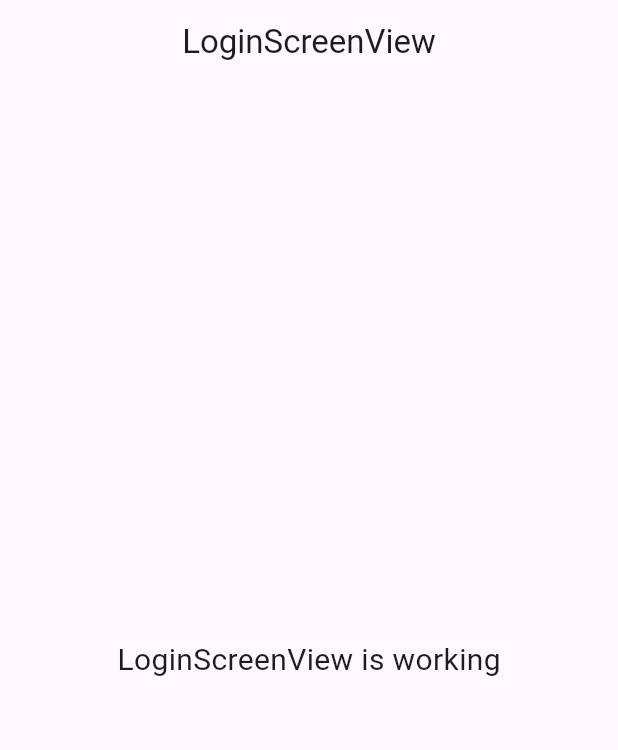
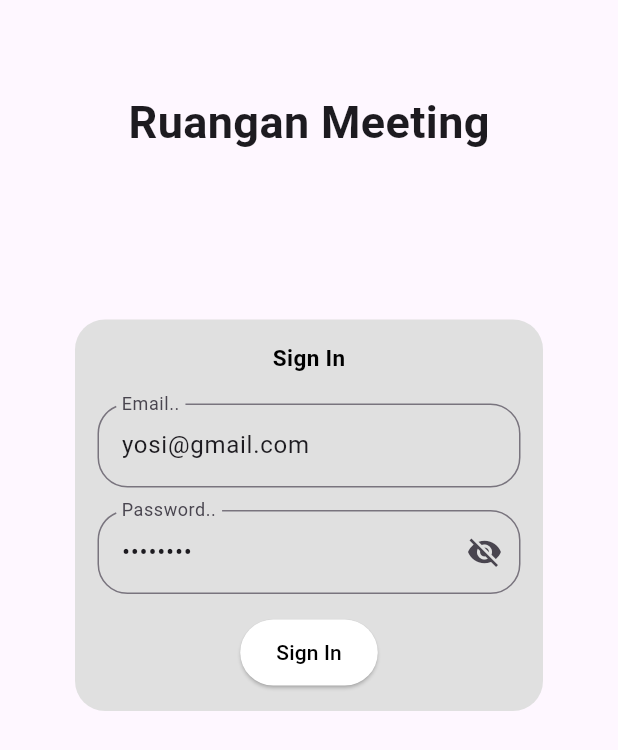
Before and after one commit to iqbalsuwandi20/meeting-rooms, a Flutter app: the screen it shows after launch, after a tap on "Next", on a phone screen of 412 x 824 dp. Shown: the top 750 px of the screen. Run offline on Flutter 3.47's test engine with Material 3 defaults, Android fonts, the phone set to English and light mode, and no system bars; our stand-ins replace get; network calls fail.

Commit message:
berhasil membuat login screen

```diff
--- a/lib/app/modules/login_screen/views/login_screen_view.dart
+++ b/lib/app/modules/login_screen/views/login_screen_view.dart
@@ -1,23 +1,114 @@
 import 'package:flutter/material.dart';
-
 import 'package:get/get.dart';
 
 import '../controllers/login_screen_controller.dart';
 
 class LoginScreenView extends GetView<LoginScreenController> {
   const LoginScreenView({super.key});
+
   @override
   Widget build(BuildContext context) {
     return Scaffold(
-      appBar: AppBar(
-        title: const Text('LoginScreenView'),
-        centerTitle: true,
-      ),
-      body: const Center(
-        child: Text(
-          'LoginScreenView is working',
-          style: TextStyle(fontSize: 20),
-        ),
+      body: ListView(
+        padding: EdgeInsets.all(50),
+        children: [
+          Padding(
+            padding: const EdgeInsets.all(10),
+            child: Center(
+              child: Text(
+                "Ruangan Meeting",
+                style: TextStyle(
+                  fontSize: 30,
+                  fontWeight: FontWeight.bold,
+                ),
+              ),
+            ),
+          ),
+          SizedBox(height: 100),
+          Container(
+            padding: EdgeInsets.all(15),
+            decoration: BoxDecoration(
+              color: Colors.grey[300],
+              borderRadius: BorderRadius.circular(20),
+            ),
+            child: Column(
+              mainAxisAlignment: MainAxisAlignment.center,
+              children: [
+                Text(
+                  "Sign In",
+                  style: TextStyle(
+                    color: Colors.black,
+                    fontWeight: FontWeight.bold,
+                    fontSize: 15,
+                  ),
+                ),
+                SizedBox(height: 20),
+                TextField(
+                  controller: controller.emailC,
+                  autocorrect: false,
+                  textInputAction: TextInputAction.next,
+                  decoration: InputDecoration(
+                    labelText: "Email..",
+                    border: OutlineInputBorder(
+                      borderRadius: BorderRadius.circular(20),
+                    ),
+                  ),
+                ),
+                SizedBox(height: 15),
+                Obx(() {
+                  return TextField(
+                    controller: controller.passC,
+                    autocorrect: false,
+                    obscureText:
+                        controller.isPasswordHidden.value, // Visibility control
+                    textInputAction: TextInputAction.done,
+                    decoration: InputDecoration(
+                      labelText: "Password..",
+                      border: OutlineInputBorder(
+                        borderRadius: BorderRadius.circular(20),
+                      ),
+                      suffixIcon: IconButton(
+                        icon: Icon(
+                          // Menampilkan ikon yang sesuai
+                          controller.isPasswordHidden.value
+                              ? Icons.visibility_off
+                              : Icons.visibility,
+                        ),
+                        onPressed: () {
+                          controller
+                              .togglePasswordVisibility(); // Toggle visibility
+                        },
+                      ),
+                    ),
+                  );
+                }),
+                SizedBox(height: 15),
+                Obx(
+                  () {
+                    return ElevatedButton(
+                      onPressed: () async {
+                        if (controller.isLoading.isFalse) {
+                          controller.login();
+                        }
+                      },
+                      style: ElevatedButton.styleFrom(
+                        padding:
+                            EdgeInsets.symmetric(horizontal: 24, vertical: 12),
+                        backgroundColor: Colors.white,
+                      ),
+                      child: Text(
+                        controller.isLoading.isFalse ? 'Sign In' : "Loading..",
+                        style: TextStyle(
+                          color: Colors.black,
+                        ),
+                      ),
+                    );
+                  },
+                ),
+              ],
+            ),
+          ),
+        ],
       ),
     );
   }
--- a/lib/app/routes/app_pages.dart
+++ b/lib/app/routes/app_pages.dart
@@ -11,8 +11,6 @@ part 'app_routes.dart';
 
 class AppPages {
   AppPages._();
-
-  static const INITIAL = Routes.HOME;
 
   static final routes = [
     GetPage(
--- a/pubspec.yaml
+++ b/pubspec.yaml
@@ -36,6 +36,7 @@ dependencies:
   # Use with the CupertinoIcons class for iOS style icons.
   cupertino_icons: ^1.0.8
   get: ^4.6.6
+  http: ^1.2.2
 
 dev_dependencies:
   flutter_test:
```
Also changed, not shown: lib/app/modules/login_screen/controllers/login_screen_controller.dart (+54 -15 lines), pubspec.lock.
